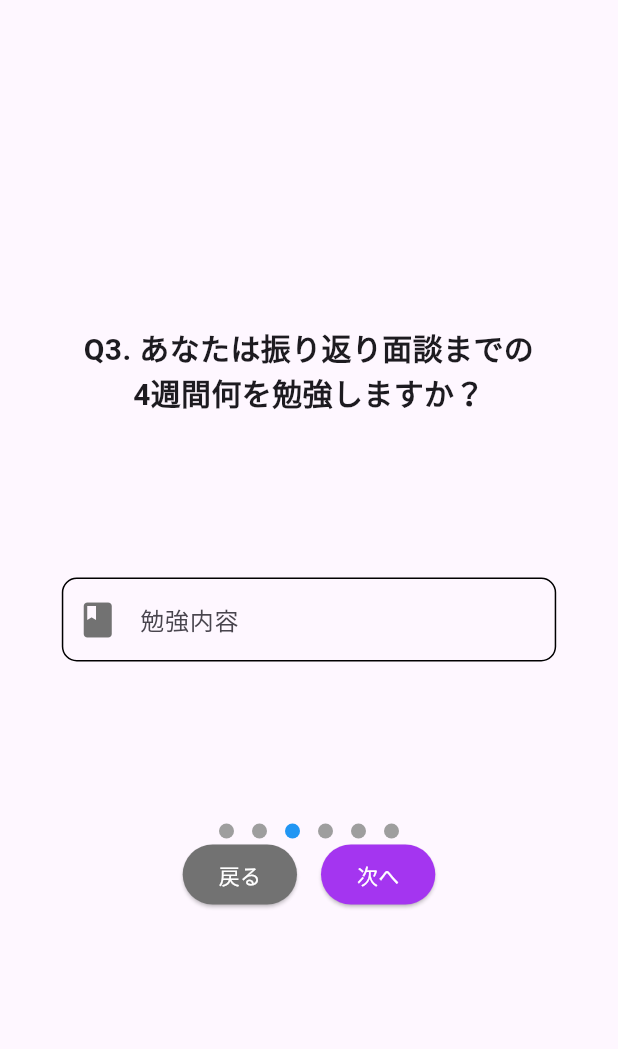
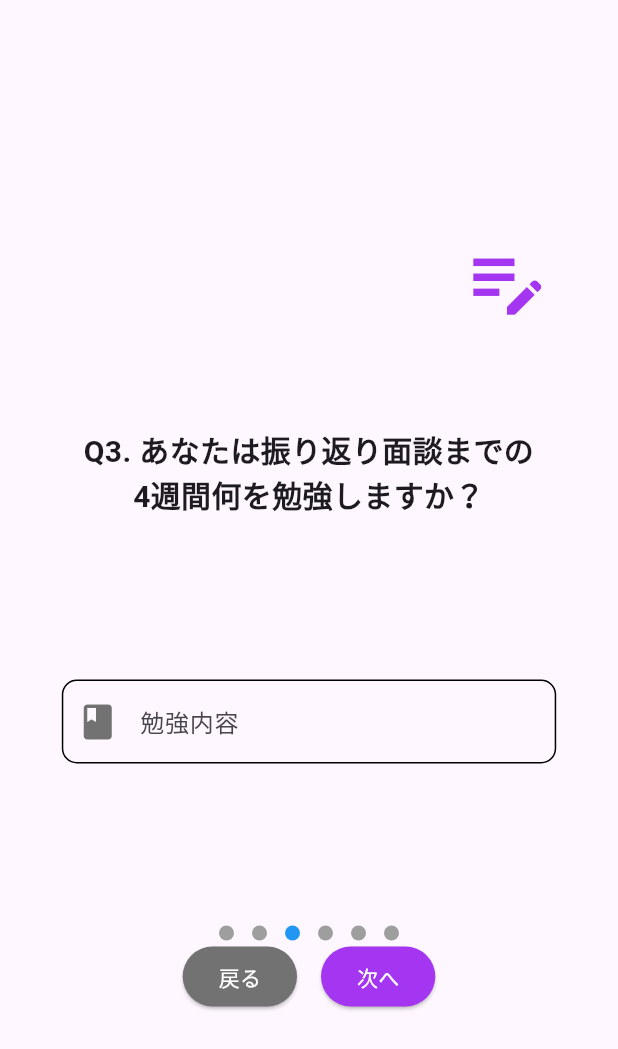
Before and after one commit to watackeech/reskill-x, a Flutter app: the MiddleGoalFormScreen3 screen opened directly, on a phone screen of 412 x 824 dp. Shown: the top 1049 px of the screen. Run offline on Flutter 3.47's test engine with Material 2 defaults, Android fonts, the phone set to English and light mode, and no system bars; our stand-ins replace cloud_firestore, convex_bottom_bar, firebase_auth, firebase_core, firebase_storage, flutter_animation_progress_bar and 7 more; missing offline and left inert: dart:ffi, flutter_multi_select_items; accounts and stored records are empty.

Commit message:
デモ用完成版(メモボタンあり)

```diff
--- a/lib/component/up_form_screen.dart
+++ b/lib/component/up_form_screen.dart
@@ -1,4 +1,5 @@
 import 'package:flutter/material.dart';
+import 'package:reskill_x/component/memo_button.dart';
 
 class UpFormScreen extends StatelessWidget {
   const UpFormScreen({super.key, required this.title});
@@ -6,10 +7,24 @@ class UpFormScreen extends StatelessWidget {
 
   @override
   Widget build(BuildContext context) {
-    return  Text(
-      title,
-      style: TextStyle(fontSize: 20, fontWeight: FontWeight.bold,),
-      textAlign: TextAlign.center,
+    return Column(
+      children: [
+        Row(
+          children: [
+            SizedBox(
+              width:300,
+            ),
+            MemoButton()
+          ],
+        ),
+        SizedBox(height: 60),
+        Text(
+          title,
+          style: TextStyle(fontSize: 20, fontWeight: FontWeight.bold),
+          textAlign: TextAlign.center,
+        ),
+
+      ],
     );
   }
 }
--- a/lib/view/form_screens/mid_report_form_screens/middle_goal_form_screen1.dart
+++ b/lib/view/form_screens/mid_report_form_screens/middle_goal_form_screen1.dart
@@ -133,6 +133,7 @@ class MiddleGoalFormScreen3 extends StatelessWidget {
   Widget build(BuildContext context) {
     return Scaffold(
       body: Center(
+        child:SingleChildScrollView(
         child: Column(
           mainAxisAlignment: MainAxisAlignment.center,
           children: [
@@ -161,6 +162,7 @@ class MiddleGoalFormScreen3 extends StatelessWidget {
             ),
           ],
         ),
+        ),
       ),
     );
   }
@@ -176,6 +178,7 @@ class MiddleGoalFormScreen4 extends StatelessWidget {
   Widget build(BuildContext context) {
     return Scaffold(
       body: Center(
+        child:SingleChildScrollView(
         child: Column(
           mainAxisAlignment: MainAxisAlignment.center,
           children: [UpFormScreen(title: 'Q4. どうやって勉強しますか？\n（参考書、Udemyの講座など）'),
@@ -205,6 +208,7 @@ class MiddleGoalFormScreen4 extends StatelessWidget {
           ],
         ),
       ),
+      ),
     );
   }
 }
@@ -219,6 +223,7 @@ class MiddleGoalFormScreen5 extends StatelessWidget {
   Widget build(BuildContext context) {
     return Scaffold(
       body: Center(
+        child:SingleChildScrollView(
         child: Column(
           mainAxisAlignment: MainAxisAlignment.center,
           children: [
@@ -248,6 +253,7 @@ class MiddleGoalFormScreen5 extends StatelessWidget {
             SizedBox(height: 16),
           ],
         ),
+        ),
       ),
     );
   }
--- a/lib/view/form_screens/reflection_form_screens/refrection_form_screen1.dart
+++ b/lib/view/form_screens/reflection_form_screens/refrection_form_screen1.dart
@@ -139,6 +139,7 @@ class RefrectionFormScreen3 extends StatelessWidget {
   Widget build(BuildContext context) {
     return Scaffold(
       body: Center(
+        child:SingleChildScrollView(
         child: Column(
           mainAxisAlignment: MainAxisAlignment.center,
           children: [
@@ -167,6 +168,7 @@ class RefrectionFormScreen3 extends StatelessWidget {
             ),
           ],
         ),
+        ),
       ),
     );
   }
@@ -182,6 +184,7 @@ class RefrectionFormScreen4 extends StatelessWidget {
   Widget build(BuildContext context) {
     return Scaffold(
       body: Center(
+        child:SingleChildScrollView(
         child: Column(
           mainAxisAlignment: MainAxisAlignment.center,
           children: [UpFormScreen(title: 'Q4. どうやって勉強しましたか？\n（参考書、Udemyの講座など）'),
@@ -210,6 +213,7 @@ class RefrectionFormScreen4 extends StatelessWidget {
             SizedBox(height: 16),
           ],
         ),
+        ),
       ),
     );
   }
@@ -225,6 +229,7 @@ class RefrectionFormScreen5 extends StatelessWidget {
   Widget build(BuildContext context) {
     return Scaffold(
       body: Center(
+        child:SingleChildScrollView(
         child: Column(
           mainAxisAlignment: MainAxisAlignment.center,
           children: [
@@ -254,6 +259,7 @@ class RefrectionFormScreen5 extends StatelessWidget {
             SizedBox(height: 16),
           ],
         ),
+        ),
       ),
     );
   }
--- a/lib/view/form_screens/set_goal_form_screens/set_goal_form_screen1.dart
+++ b/lib/view/form_screens/set_goal_form_screens/set_goal_form_screen1.dart
@@ -131,6 +131,7 @@ class SetGoalFormScreen3 extends StatelessWidget {
   Widget build(BuildContext context) {
     return Scaffold(
       body: Center(
+        child:SingleChildScrollView(
         child: Column(
           mainAxisAlignment: MainAxisAlignment.center,
           children: [
@@ -159,6 +160,7 @@ class SetGoalFormScreen3 extends StatelessWidget {
             ),
           ],
         ),
+        ),
       ),
     );
   }
@@ -174,6 +176,7 @@ class SetGoalFormScreen4 extends StatelessWidget {
   Widget build(BuildContext context) {
     return Scaffold(
       body: Center(
+        child:SingleChildScrollView(
         child: Column(
           mainAxisAlignment: MainAxisAlignment.center,
           children: [UpFormScreen(title: 'Q4. どうやって勉強しますか？\n（〇〇という参考書、Udemyの〇〇\n講座など）'),
@@ -203,6 +206,7 @@ class SetGoalFormScreen4 extends StatelessWidget {
           ],
         ),
       ),
+      ),
     );
   }
 }
@@ -217,6 +221,7 @@ class SetGoalFormScreen5 extends StatelessWidget {
   Widget build(BuildContext context) {
     return Scaffold(
       body: Center(
+        child:SingleChildScrollView(
         child: Column(
           mainAxisAlignment: MainAxisAlignment.center,
           children: [
@@ -246,6 +251,7 @@ class SetGoalFormScreen5 extends StatelessWidget {
             SizedBox(height: 16),
           ],
         ),
+        ),
       ),
     );
   }
```
